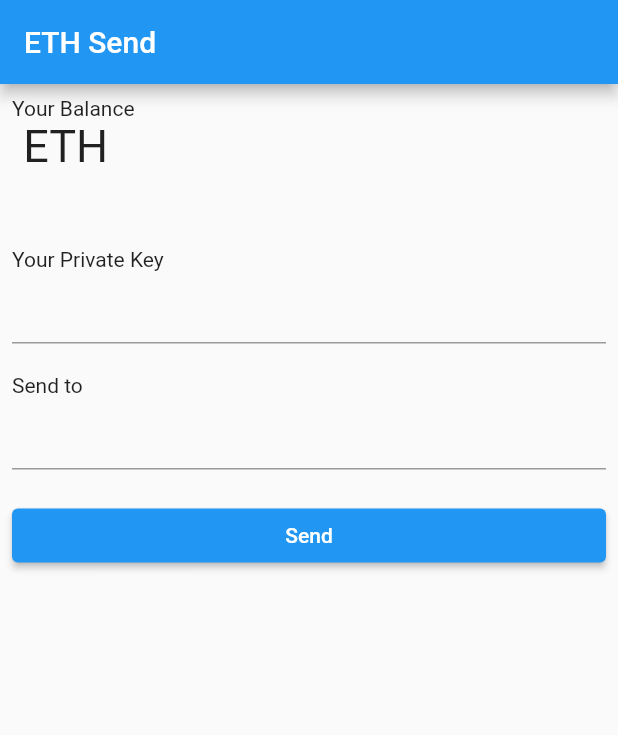
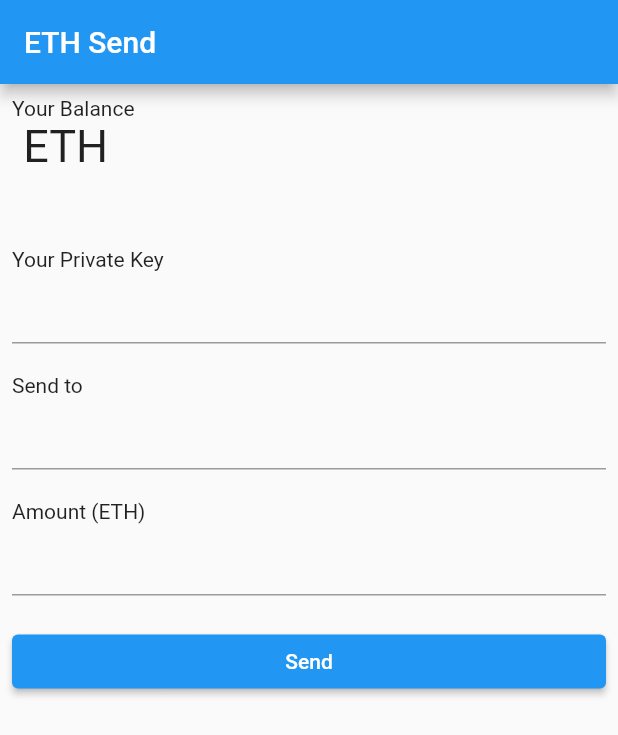
Before and after one commit to muhammadsaddamnur/web3dart-example, a Flutter app: the screen it shows after launch, after a tap on "Send", on a phone screen of 412 x 824 dp. Shown: the top 735 px of the screen. Run offline on Flutter 3.47's test engine with Material 2 defaults, Android fonts, the light colour scheme and no system bars; our stand-ins replace convert; missing offline and left inert: web3dart.

Commit message:
add amount textfield

```diff
--- a/lib/transfer.dart
+++ b/lib/transfer.dart
@@ -14,6 +14,7 @@ class _TransferState extends State<Transfer> {
   EtherAmount? balance;
   TextEditingController privateKey = TextEditingController();
   TextEditingController textAddress = TextEditingController();
+  TextEditingController textAmount = TextEditingController();
 
   Future<void Function()?>? send() async {
     final client = Web3Client(rpcUrl, Client());
@@ -29,7 +30,7 @@ class _TransferState extends State<Transfer> {
         gasPrice: null,
         // maxGas: 100000,
         maxGas: null,
-        value: EtherAmount.fromUnitAndValue(EtherUnit.ether, 3),
+        value: EtherAmount.fromUnitAndValue(EtherUnit.ether, textAmount.text),
       ),
     );
     balance = await client.getBalance(address);
@@ -70,6 +71,13 @@ class _TransferState extends State<Transfer> {
             const SizedBox(
               height: 20,
             ),
+            const Text('Amount (ETH)'),
+            TextField(
+              controller: textAmount,
+            ),
+            const SizedBox(
+              height: 20,
+            ),
             ElevatedButton(onPressed: send, child: const Text('Send'))
           ],
         ),
```
